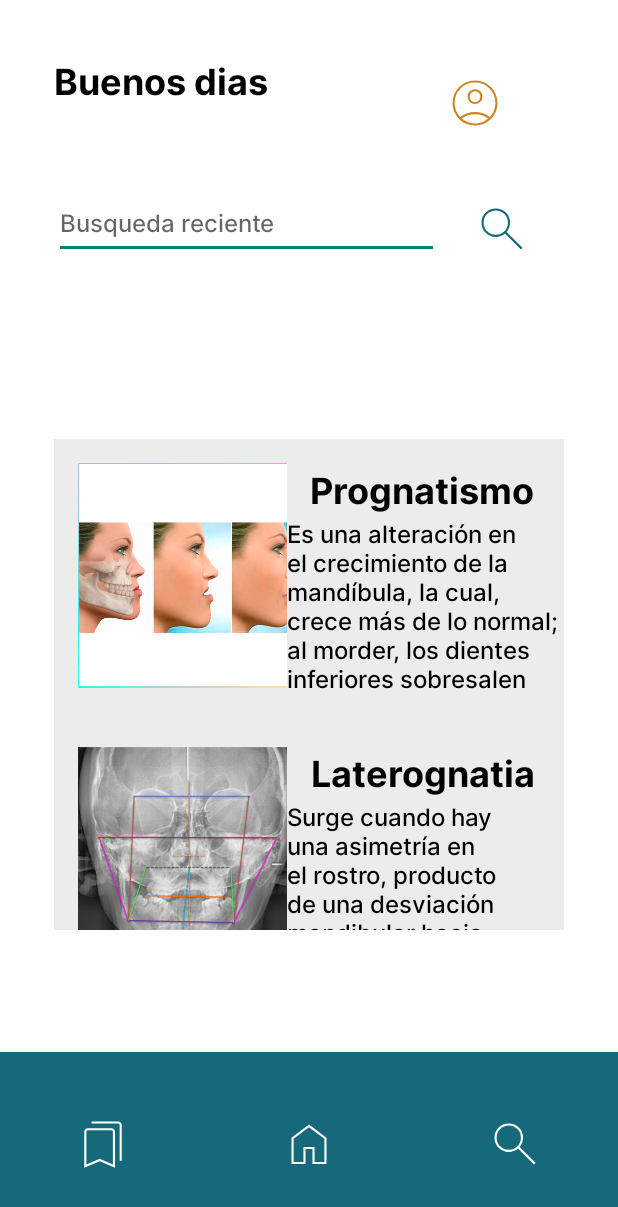
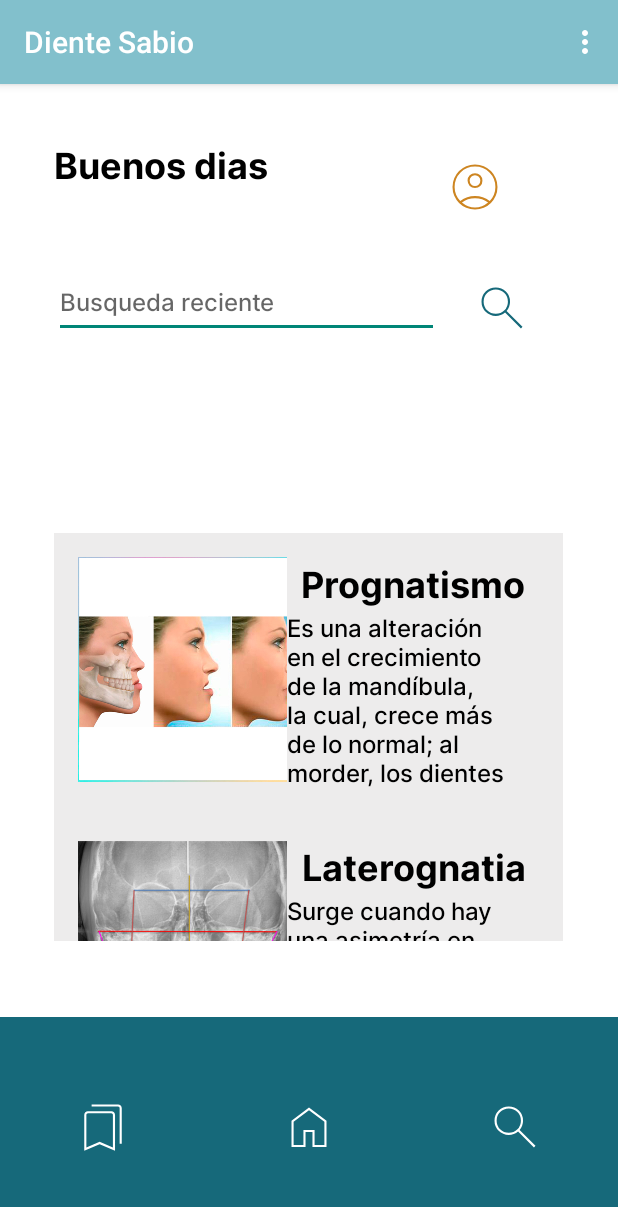
Before and after one commit to KimberlyHM/DienteSabio, an Android app: the Inicio screen opened directly, with no data from a screen before it, on a phone screen of 412 x 824 dp. Shown: the top 1207 px of the screen. Run offline under Robolectric (Android 15) with nearby library versions, the phone set to English and light mode, and no system bars; libraries missing offline, so code that uses them is left out: com.itextpdf.kernel, com.itextpdf.layout.

Commit message:
prueba con pdf

```diff
--- a/app/src/main/AndroidManifest.xml
+++ b/app/src/main/AndroidManifest.xml
@@ -1,6 +1,8 @@
 <?xml version="1.0" encoding="utf-8"?>
 <manifest xmlns:android="http://schemas.android.com/apk/res/android"
     xmlns:tools="http://schemas.android.com/tools">
+    <uses-permission android:name="android.permission.WRITE_EXTERNAL_STORAGE"/>
+    <uses-permission android:name="android.permission.READ_EXTERNAL_STORAGE"/>
 
     <application
         android:allowBackup="true"
--- a/app/src/main/res/layout/activity_crear_perfil.xml
+++ b/app/src/main/res/layout/activity_crear_perfil.xml
@@ -100,7 +100,7 @@
 
             <Space
                 android:layout_width="match_parent"
-                android:layout_height="60dp" />
+                android:layout_height="40dp" />
 
             <Button
                 android:id="@+id/btn_agregar_usuario"
--- a/app/src/main/res/layout/activity_elige_perfil.xml
+++ b/app/src/main/res/layout/activity_elige_perfil.xml
@@ -9,7 +9,7 @@
 
     <LinearLayout
         android:layout_width="match_parent"
-        android:layout_height="match_parent"
+        android:layout_height="468dp"
         android:layout_weight="5"
         android:background="@color/azul_fondo_inicio"
         android:gravity="center"
@@ -19,7 +19,7 @@
             android:id="@+id/tv_polticas"
             style="@style/txt_titol"
             android:layout_width="match_parent"
-            android:layout_height="wrap_content"
+            android:layout_height="86dp"
             android:gravity="center"
             android:text="@string/crea_perfil" />
     </LinearLayout>
--- a/app/src/main/res/layout/activity_ingresar.xml
+++ b/app/src/main/res/layout/activity_ingresar.xml
@@ -85,7 +85,7 @@
 
                 <Space
                     android:layout_width="match_parent"
-                    android:layout_height="58dp" />
+                    android:layout_height="40dp" />
 
                 <Button
                     android:id="@+id/btn_olvidocontra"
--- a/app/src/main/res/layout/activity_inicio.xml
+++ b/app/src/main/res/layout/activity_inicio.xml
@@ -47,7 +47,7 @@
 
         <Space
             android:layout_width="match_parent"
-            android:layout_height="23dp" />
+            android:layout_height="20dp" />
 
         <LinearLayout
             android:layout_width="match_parent"
@@ -63,8 +63,8 @@
                 android:autofillHints=""
                 android:contentDescription="@string/busquedad"
                 android:ems="10"
+                android:hint="@string/Busqueda"
                 android:inputType="text"
-                android:hint="@string/Busqueda"
                 android:minHeight="48dp"
                 tools:ignore="EditableContentDescCheck" />
 
@@ -85,15 +85,15 @@
     <LinearLayout
         android:layout_width="match_parent"
         android:layout_height="674dp"
-        android:layout_weight="2"
+        android:layout_weight="3"
         android:orientation="vertical"
         android:paddingLeft="36dp"
         android:paddingRight="36dp">
 
         <androidx.recyclerview.widget.RecyclerView
             android:id="@+id/lista_maxilar"
-            android:layout_width="352dp"
-            android:layout_height="327dp"
+            android:layout_width="339dp"
+            android:layout_height="272dp"
             android:background="@color/crema_rellenar" />
 
     </LinearLayout>
--- a/app/src/main/res/layout/activity_main.xml
+++ b/app/src/main/res/layout/activity_main.xml
@@ -35,7 +35,7 @@
         android:layout_width="wrap_content"
         android:layout_height="wrap_content"
         android:orientation="horizontal"
-        app:layout_constraintGuide_begin="56dp" />
+        app:layout_constraintGuide_begin="5dp" />
 
     <androidx.constraintlayout.widget.Guideline
         android:id="@+id/guideline2"
--- a/app/src/main/res/layout/activity_olvido_contrasenya.xml
+++ b/app/src/main/res/layout/activity_olvido_contrasenya.xml
@@ -13,7 +13,7 @@
     <LinearLayout
         android:layout_width="match_parent"
         android:layout_height="match_parent"
-        android:layout_weight="2"
+        android:layout_weight="1.5"
         android:gravity="center"
         android:orientation="vertical">
 
@@ -28,7 +28,7 @@
     <LinearLayout
         android:layout_width="match_parent"
         android:layout_height="match_parent"
-        android:layout_weight="2"
+        android:layout_weight="1.5"
         android:gravity="start"
         android:orientation="vertical">
 
@@ -48,7 +48,7 @@
 
         <Space
             android:layout_width="match_parent"
-            android:layout_height="47dp" />
+            android:layout_height="40dp" />
 
         <Button
             android:id="@+id/btn_ingresar"
--- /dev/null
+++ b/app/src/main/res/menu/menu_main.xml
@@ -0,0 +1,7 @@
+<?xml version="1.0" encoding="utf-8"?>
+<menu xmlns:android="http://schemas.android.com/apk/res/android">
+
+    <item android:id="@+id/PDF"
+        android:title="Crear PDF"
+        android:icon="@android:drawable/ic_menu_info_details"/>
+</menu>
--- a/app/src/main/res/values/themes.xml
+++ b/app/src/main/res/values/themes.xml
@@ -5,7 +5,7 @@
         <!-- <item name="colorPrimary">@color/my_light_primary</item> -->
     </style>
 
-    <style name="Theme.DienteSabio" parent="Theme.AppCompat.Light.NoActionBar" >
+    <style name="Theme.DienteSabio" parent="Theme.AppCompat.Light.DarkActionBar" >
         <item name="colorPrimary">@color/azul_fondo_inicio</item>
         <item name="colorPrimaryVariant"> @color/azul_barra</item>
         <item name="colorTertiary">@color/blanco_fondo</item>
```
Also changed, not shown: app/build.gradle.kts (+10 -0 lines), app/src/main/java/com/example/dientesabio/Inicio.kt (+122 -3 lines), 1 other file.
